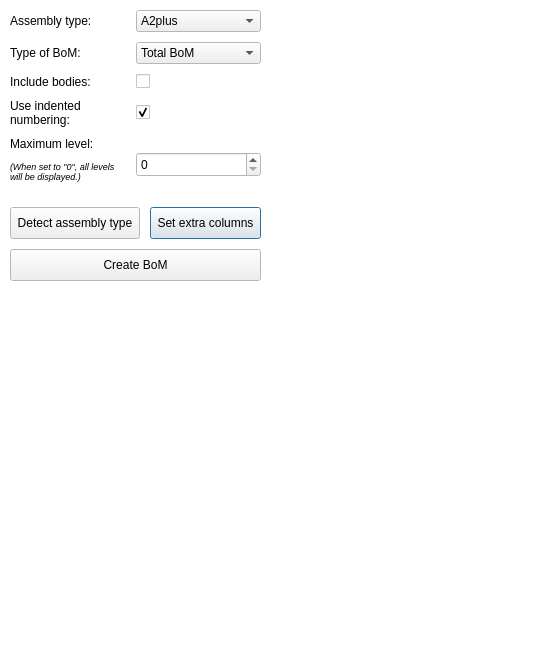
Above: Resources/UI/BoM_Panel.ui from APEbbers/BillOfMaterials-WB before the change. Below: the same form after it.
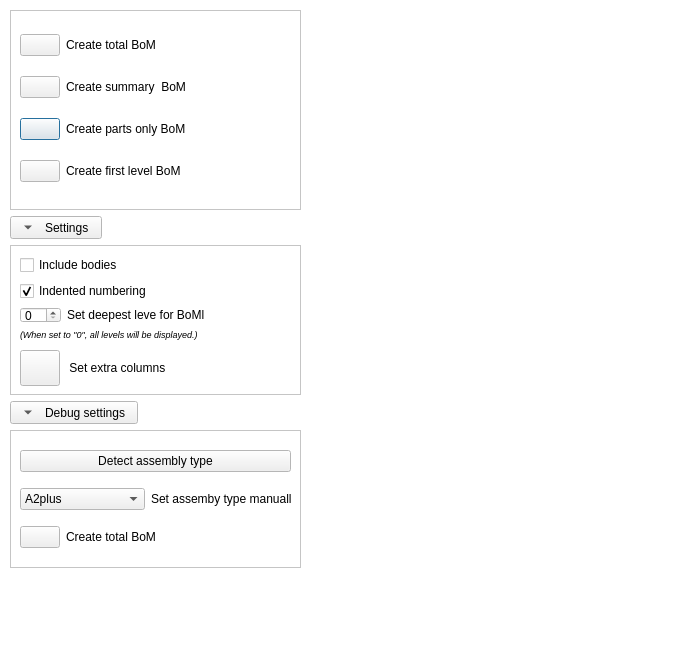
That is the form after the change. Icons and pictures are not drawn.

Commit message: Updated BoM Panel

```diff
--- a/Resources/UI/BoM_Panel.ui
+++ b/Resources/UI/BoM_Panel.ui
@@ -6,8 +6,8 @@
    <rect>
     <x>0</x>
     <y>0</y>
-    <width>533</width>
-    <height>668</height>
+    <width>691</width>
+    <height>669</height>
    </rect>
   </property>
   <property name="sizePolicy">
@@ -95,274 +95,566 @@
   <property name="modal">
    <bool>true</bool>
   </property>
-  <widget class="QFrame" name="frame">
+  <widget class="QWidget" name="">
    <property name="geometry">
     <rect>
-     <x>0</x>
-     <y>0</y>
-     <width>271</width>
-     <height>291</height>
+     <x>10</x>
+     <y>10</y>
+     <width>291</width>
+     <height>651</height>
     </rect>
    </property>
-   <property name="sizePolicy">
-    <sizepolicy hsizetype="MinimumExpanding" vsizetype="MinimumExpanding">
-     <horstretch>0</horstretch>
-     <verstretch>0</verstretch>
-    </sizepolicy>
-   </property>
-   <property name="minimumSize">
-    <size>
-     <width>271</width>
-     <height>291</height>
-    </size>
-   </property>
-   <layout class="QGridLayout" name="gridLayout">
+   <layout class="QVBoxLayout" name="verticalLayout">
     <property name="sizeConstraint">
      <enum>QLayout::SetMinimumSize</enum>
     </property>
-    <property name="leftMargin">
-     <number>10</number>
-    </property>
-    <property name="topMargin">
-     <number>10</number>
-    </property>
-    <property name="rightMargin">
-     <number>10</number>
-    </property>
-    <property name="bottomMargin">
-     <number>10</number>
-    </property>
-    <property name="spacing">
-     <number>10</number>
-    </property>
-    <item row="0" column="0">
-     <widget class="QLabel" name="label_2">
-      <property name="text">
-       <string>Assembly type:</string>
-      </property>
-     </widget>
-    </item>
-    <item row="1" column="0">
-     <widget class="QLabel" name="label">
-      <property name="text">
-       <string>Type of BoM:</string>
-      </property>
-     </widget>
-    </item>
-    <item row="3" column="0">
-     <widget class="QLabel" name="label_4">
-      <property name="text">
-       <string>Use indented numbering:</string>
-      </property>
-      <property name="wordWrap">
-       <bool>true</bool>
-      </property>
-     </widget>
-    </item>
-    <item row="9" column="2">
-     <widget class="QPushButton" name="SetColumns">
+    <item>
+     <widget class="QFrame" name="frame_2">
       <property name="sizePolicy">
-       <sizepolicy hsizetype="Minimum" vsizetype="Preferred">
+       <sizepolicy hsizetype="Preferred" vsizetype="Fixed">
         <horstretch>0</horstretch>
         <verstretch>0</verstretch>
        </sizepolicy>
       </property>
-      <property name="text">
-       <string> Set extra columns </string>
+      <property name="minimumSize">
+       <size>
+        <width>0</width>
+        <height>200</height>
+       </size>
       </property>
-     </widget>
-    </item>
-    <item row="2" column="0">
-     <widget class="QLabel" name="label_3">
-      <property name="enabled">
+      <property name="autoFillBackground">
        <bool>true</bool>
       </property>
-      <property name="text">
-       <string>Include bodies:</string>
+      <property name="frameShape">
+       <enum>QFrame::StyledPanel</enum>
       </property>
-     </widget>
-    </item>
-    <item row="0" column="1" colspan="2">
-     <widget class="QComboBox" name="AssemblyType">
-      <item>
-       <property name="text">
-        <string>A2plus</string>
+      <property name="frameShadow">
+       <enum>QFrame::Sunken</enum>
+      </property>
+      <widget class="QWidget" name="">
+       <property name="geometry">
+        <rect>
+         <x>10</x>
+         <y>10</y>
+         <width>271</width>
+         <height>180</height>
+        </rect>
        </property>
-      </item>
-      <item>
-       <property name="text">
-        <string>Internal assembly</string>
-       </property>
-      </item>
-      <item>
-       <property name="text">
-        <string>Assembly 3</string>
-       </property>
-      </item>
-      <item>
-       <property name="text">
-        <string>Assembly 4</string>
-       </property>
-      </item>
-      <item>
-       <property name="text">
-        <string>App:LinkGroup</string>
-       </property>
-      </item>
-      <item>
-       <property name="text">
-        <string>App:Part</string>
-       </property>
-      </item>
-      <item>
-       <property name="text">
-        <string>MultiBody</string>
-       </property>
-      </item>
-      <item>
-       <property name="text">
-        <string>Arch</string>
-       </property>
-      </item>
+       <layout class="QGridLayout" name="gridLayout_2">
+        <item row="1" column="1">
+         <widget class="QLabel" name="label_4">
+          <property name="text">
+           <string>Create summary  BoM</string>
+          </property>
+         </widget>
+        </item>
+        <item row="2" column="0">
+         <widget class="QPushButton" name="CreatePartsOnly">
+          <property name="sizePolicy">
+           <sizepolicy hsizetype="Fixed" vsizetype="Fixed">
+            <horstretch>0</horstretch>
+            <verstretch>0</verstretch>
+           </sizepolicy>
+          </property>
+          <property name="text">
+           <string/>
+          </property>
+          <property name="icon">
+           <iconset resource="../../Icons.qrc">
+            <normaloff>:/Resources/Icons/Parts.svg</normaloff>:/Resources/Icons/Parts.svg</iconset>
+          </property>
+          <property name="iconSize">
+           <size>
+            <width>32</width>
+            <height>32</height>
+           </size>
+          </property>
+         </widget>
+        </item>
+        <item row="0" column="1">
+         <widget class="QLabel" name="label">
+          <property name="text">
+           <string>Create total BoM</string>
+          </property>
+         </widget>
+        </item>
+        <item row="1" column="0">
+         <widget class="QPushButton" name="CreateSummary">
+          <property name="sizePolicy">
+           <sizepolicy hsizetype="Fixed" vsizetype="Fixed">
+            <horstretch>0</horstretch>
+            <verstretch>0</verstretch>
+           </sizepolicy>
+          </property>
+          <property name="text">
+           <string/>
+          </property>
+          <property name="icon">
+           <iconset resource="../../Icons.qrc">
+            <normaloff>:/Resources/Icons/Summary.svg</normaloff>:/Resources/Icons/Summary.svg</iconset>
+          </property>
+          <property name="iconSize">
+           <size>
+            <width>32</width>
+            <height>32</height>
+           </size>
+          </property>
+         </widget>
+        </item>
+        <item row="2" column="1">
+         <widget class="QLabel" name="label_7">
+          <property name="text">
+           <string>Create parts only BoM</string>
+          </property>
+         </widget>
+        </item>
+        <item row="0" column="0">
+         <widget class="QPushButton" name="CreateTotal">
+          <property name="sizePolicy">
+           <sizepolicy hsizetype="Fixed" vsizetype="Fixed">
+            <horstretch>0</horstretch>
+            <verstretch>0</verstretch>
+           </sizepolicy>
+          </property>
+          <property name="text">
+           <string/>
+          </property>
+          <property name="icon">
+           <iconset resource="../../Icons.qrc">
+            <normaloff>:/Resources/Icons/Total.svg</normaloff>:/Resources/Icons/Total.svg</iconset>
+          </property>
+          <property name="iconSize">
+           <size>
+            <width>32</width>
+            <height>32</height>
+           </size>
+          </property>
+          <property name="checkable">
+           <bool>false</bool>
+          </property>
+         </widget>
+        </item>
+        <item row="3" column="0">
+         <widget class="QPushButton" name="CreateFirstLevel">
+          <property name="text">
+           <string/>
+          </property>
+          <property name="icon">
+           <iconset resource="../../Icons.qrc">
+            <normaloff>:/Resources/Icons/1stLevel.svg</normaloff>:/Resources/Icons/1stLevel.svg</iconset>
+          </property>
+          <property name="iconSize">
+           <size>
+            <width>32</width>
+            <height>32</height>
+           </size>
+          </property>
+         </widget>
+        </item>
+        <item row="3" column="1">
+         <widget class="QLabel" name="label_11">
+          <property name="text">
+           <string>Create first level BoM</string>
+          </property>
+         </widget>
+        </item>
+       </layout>
+      </widget>
      </widget>
     </item>
-    <item row="3" column="1" colspan="2">
-     <widget class="QCheckBox" name="IndentedNumbering">
+    <item>
+     <widget class="QToolButton" name="toolButton">
       <property name="text">
-       <string/>
+       <string>Settings</string>
+      </property>
+      <property name="iconSize">
+       <size>
+        <width>30</width>
+        <height>16</height>
+       </size>
+      </property>
+      <property name="checkable">
+       <bool>true</bool>
       </property>
       <property name="checked">
-       <bool>true</bool>
+       <bool>false</bool>
       </property>
-     </widget>
-    </item>
-    <item row="6" column="0" rowspan="2">
-     <widget class="QLabel" name="label_6">
-      <property name="text">
-       <string>&lt;html&gt;&lt;head/&gt;&lt;body&gt;&lt;p&gt;&lt;span style=&quot; font-size:7pt; font-style:italic;&quot;&gt;(When set to &amp;quot;0&amp;quot;, all levels will be displayed.)&lt;/span&gt;&lt;/p&gt;&lt;/body&gt;&lt;/html&gt;</string>
+      <property name="toolButtonStyle">
+       <enum>Qt::ToolButtonTextBesideIcon</enum>
       </property>
-      <property name="alignment">
-       <set>Qt::AlignLeading|Qt::AlignLeft|Qt::AlignTop</set>
+      <property name="autoRaise">
+       <bool>false</bool>
       </property>
-      <property name="wordWrap">
-       <bool>true</bool>
+      <property name="arrowType">
+       <enum>Qt::DownArrow</enum>
       </property>
      </widget>
     </item>
-    <item row="10" column="0" colspan="3">
-     <widget class="QPushButton" name="CreateBOM">
+    <item>
+     <widget class="QFrame" name="frame">
       <property name="sizePolicy">
-       <sizepolicy hsizetype="Expanding" vsizetype="Expanding">
+       <sizepolicy hsizetype="Preferred" vsizetype="Fixed">
         <horstretch>0</horstretch>
         <verstretch>0</verstretch>
        </sizepolicy>
       </property>
-      <property name="text">
-       <string>Create BoM</string>
+      <property name="minimumSize">
+       <size>
+        <width>0</width>
+        <height>150</height>
+       </size>
       </property>
-     </widget>
-    </item>
-    <item row="4" column="0" rowspan="2">
-     <widget class="QLabel" name="label_5">
-      <property name="sizePolicy">
-       <sizepolicy hsizetype="Preferred" vsizetype="Preferred">
-        <horstretch>0</horstretch>
-        <verstretch>0</verstretch>
-       </sizepolicy>
-      </property>
-      <property name="text">
-       <string>&lt;html&gt;&lt;head/&gt;&lt;body&gt;&lt;p&gt;Maximum level:&lt;/p&gt;&lt;/body&gt;&lt;/html&gt;</string>
-      </property>
-      <property name="wordWrap">
+      <property name="autoFillBackground">
        <bool>true</bool>
       </property>
+      <property name="frameShape">
+       <enum>QFrame::StyledPanel</enum>
+      </property>
+      <widget class="QWidget" name="">
+       <property name="geometry">
+        <rect>
+         <x>10</x>
+         <y>10</y>
+         <width>272</width>
+         <height>131</height>
+        </rect>
+       </property>
+       <layout class="QGridLayout" name="gridLayout_4">
+        <item row="1" column="0">
+         <widget class="QCheckBox" name="IndentedNumbering">
+          <property name="text">
+           <string>Indented numbering</string>
+          </property>
+          <property name="checked">
+           <bool>true</bool>
+          </property>
+         </widget>
+        </item>
+        <item row="0" column="0">
+         <widget class="QCheckBox" name="IncludeBodies">
+          <property name="text">
+           <string>Include bodies</string>
+          </property>
+         </widget>
+        </item>
+        <item row="2" column="0">
+         <layout class="QGridLayout" name="gridLayout">
+          <item row="1" column="0" colspan="3">
+           <widget class="QLabel" name="label_6">
+            <property name="sizePolicy">
+             <sizepolicy hsizetype="Preferred" vsizetype="Preferred">
+              <horstretch>0</horstretch>
+              <verstretch>0</verstretch>
+             </sizepolicy>
+            </property>
+            <property name="minimumSize">
+             <size>
+              <width>200</width>
+              <height>0</height>
+             </size>
+            </property>
+            <property name="text">
+             <string>&lt;html&gt;&lt;head/&gt;&lt;body&gt;&lt;p&gt;&lt;span style=&quot; font-size:7pt; font-style:italic;&quot;&gt;(When set to &amp;quot;0&amp;quot;, all levels will be displayed.)&lt;/span&gt;&lt;/p&gt;&lt;/body&gt;&lt;/html&gt;</string>
+            </property>
+            <property name="alignment">
+             <set>Qt::AlignLeading|Qt::AlignLeft|Qt::AlignTop</set>
+            </property>
+            <property name="wordWrap">
+             <bool>true</bool>
+            </property>
+           </widget>
+          </item>
+          <item row="0" column="0">
+           <widget class="QSpinBox" name="MaxLevel">
+            <property name="sizePolicy">
+             <sizepolicy hsizetype="Fixed" vsizetype="Ignored">
+              <horstretch>0</horstretch>
+              <verstretch>0</verstretch>
+             </sizepolicy>
+            </property>
+            <property name="minimumSize">
+             <size>
+              <width>0</width>
+              <height>0</height>
+             </size>
+            </property>
+            <property name="maximumSize">
+             <size>
+              <width>16777215</width>
+              <height>25</height>
+             </size>
+            </property>
+            <property name="baseSize">
+             <size>
+              <width>0</width>
+              <height>0</height>
+             </size>
+            </property>
+            <property name="toolTip">
+             <string>&lt;html&gt;&lt;head/&gt;&lt;body&gt;&lt;p&gt;When set to &amp;quot;0&amp;quot;, all levels will be displayed.&lt;/p&gt;&lt;/body&gt;&lt;/html&gt;</string>
+            </property>
+            <property name="suffix">
+             <string/>
+            </property>
+            <property name="minimum">
+             <number>0</number>
+            </property>
+            <property name="value">
+             <number>0</number>
+            </property>
+           </widget>
+          </item>
+          <item row="0" column="1" colspan="2">
+           <widget class="QLabel" name="label_12">
+            <property name="text">
+             <string>Set deepest leve for BoMl</string>
+            </property>
+           </widget>
+          </item>
+         </layout>
+        </item>
+        <item row="3" column="0">
+         <layout class="QGridLayout" name="gridLayout_3">
+          <item row="0" column="0">
+           <widget class="QPushButton" name="SetColumns">
+            <property name="sizePolicy">
+             <sizepolicy hsizetype="Fixed" vsizetype="Preferred">
+              <horstretch>0</horstretch>
+              <verstretch>0</verstretch>
+             </sizepolicy>
+            </property>
+            <property name="text">
+             <string/>
+            </property>
+            <property name="icon">
+             <iconset resource="../../Icons.qrc">
+              <normaloff>:/Resources/Icons/SetColumns.svg</normaloff>:/Resources/Icons/SetColumns.svg</iconset>
+            </property>
+            <property name="iconSize">
+             <size>
+              <width>32</width>
+              <height>32</height>
+             </size>
+            </property>
+           </widget>
+          </item>
+          <item row="0" column="1">
+           <widget class="QLabel" name="label_3">
+            <property name="text">
+             <string> Set extra columns </string>
+            </property>
+           </widget>
+          </item>
+         </layout>
+        </item>
+       </layout>
+      </widget>
      </widget>
     </item>
-    <item row="4" column="1" rowspan="4" colspan="2">
-     <widget class="QSpinBox" name="MaxLevel">
-      <property name="sizePolicy">
-       <sizepolicy hsizetype="Minimum" vsizetype="Ignored">
-        <horstretch>0</horstretch>
-        <verstretch>0</verstretch>
-       </sizepolicy>
+    <item>
+     <widget class="QToolButton" name="toolButton_2">
+      <property name="text">
+       <string>Debug settings</string>
       </property>
-      <property name="minimumSize">
+      <property name="iconSize">
        <size>
-        <width>0</width>
-        <height>0</height>
+        <width>30</width>
+        <height>16</height>
        </size>
       </property>
-      <property name="maximumSize">
-       <size>
-        <width>16777215</width>
-        <height>25</height>
-       </size>
+      <property name="checkable">
+       <bool>true</bool>
       </property>
-      <property name="baseSize">
-       <size>
-        <width>0</width>
-        <height>0</height>
-       </size>
+      <property name="toolButtonStyle">
+       <enum>Qt::ToolButtonTextBesideIcon</enum>
       </property>
-      <property name="toolTip">
-       <string>&lt;html&gt;&lt;head/&gt;&lt;body&gt;&lt;p&gt;When set to &amp;quot;0&amp;quot;, all levels will be displayed.&lt;/p&gt;&lt;/body&gt;&lt;/html&gt;</string>
+      <property name="autoRaise">
+       <bool>false</bool>
       </property>
-      <property name="minimum">
-       <number>0</number>
+      <property name="arrowType">
+       <enum>Qt::DownArrow</enum>
       </property>
-      <property name="value">
-       <number>0</number>
-      </property>
      </widget>
     </item>
-    <item row="9" column="0" colspan="2">
-     <widget class="QPushButton" name="DetectAssemblyType">
+    <item>
+     <widget class="QFrame" name="frame_3">
       <property name="sizePolicy">
-       <sizepolicy hsizetype="Minimum" vsizetype="Expanding">
+       <sizepolicy hsizetype="Preferred" vsizetype="Fixed">
         <horstretch>0</horstretch>
         <verstretch>0</verstretch>
        </sizepolicy>
       </property>
-      <property name="text">
-       <string> Detect assembly type </string>
+      <property name="minimumSize">
+       <size>
+        <width>0</width>
+        <height>138</height>
+       </size>
       </property>
-     </widget>
-    </item>
-    <item row="1" column="1" colspan="2">
-     <widget class="QComboBox" name="BoMType">
-      <item>
-       <property name="text">
-        <string>Total BoM</string>
+      <property name="frameShape">
+       <enum>QFrame::StyledPanel</enum>
+      </property>
+      <property name="frameShadow">
+       <enum>QFrame::Sunken</enum>
+      </property>
+      <widget class="QWidget" name="">
+       <property name="geometry">
+        <rect>
+         <x>10</x>
+         <y>10</y>
+         <width>271</width>
+         <height>118</height>
+        </rect>
        </property>
-      </item>
-      <item>
-       <property name="text">
-        <string>Parts only BoM</string>
-       </property>
-      </item>
-      <item>
-       <property name="text">
-        <string>Summary BoM</string>
-       </property>
-      </item>
+       <layout class="QGridLayout" name="gridLayout_8">
+        <item row="1" column="0">
+         <widget class="QComboBox" name="AssemblyType">
+          <property name="sizeAdjustPolicy">
+           <enum>QComboBox::AdjustToContents</enum>
+          </property>
+          <item>
+           <property name="text">
+            <string>A2plus</string>
+           </property>
+           <property name="icon">
+            <iconset resource="../../Icons.qrc">
+             <normaloff>:/Resources/Icons/A2p_workbench.svg</normaloff>:/Resources/Icons/A2p_workbench.svg</iconset>
+           </property>
+          </item>
+          <item>
+           <property name="text">
+            <string>Internal assembly</string>
+           </property>
+           <property name="icon">
+            <iconset resource="../../Icons.qrc">
+             <normaloff>:/Resources/Icons/Assembly4_workbench_icon.svg</normaloff>:/Resources/Icons/Assembly4_workbench_icon.svg</iconset>
+           </property>
+          </item>
+          <item>
+           <property name="text">
+            <string>Assembly 3</string>
+           </property>
+           <property name="icon">
+            <iconset resource="../../Icons.qrc">
+             <normaloff>:/Resources/Icons/Assembly3_workbench_icon.svg</normaloff>:/Resources/Icons/Assembly3_workbench_icon.svg</iconset>
+           </property>
+          </item>
+          <item>
+           <property name="text">
+            <string>Assembly 4</string>
+           </property>
+           <property name="icon">
+            <iconset resource="../../Icons.qrc">
+             <normaloff>:/Resources/Icons/Assembly4_workbench_icon.svg</normaloff>:/Resources/Icons/Assembly4_workbench_icon.svg</iconset>
+           </property>
+          </item>
+          <item>
+           <property name="text">
+            <string>App:LinkGroup</string>
+           </property>
+           <property name="icon">
+            <iconset resource="../../Icons.qrc">
+             <normaloff>:/Resources/Icons/Link.svg</normaloff>:/Resources/Icons/Link.svg</iconset>
+           </property>
+          </item>
+          <item>
+           <property name="text">
+            <string>App:Part</string>
+           </property>
+           <property name="icon">
+            <iconset resource="../../Icons.qrc">
+             <normaloff>:/Resources/Icons/Geofeaturegroup.svg</normaloff>:/Resources/Icons/Geofeaturegroup.svg</iconset>
+           </property>
+          </item>
+          <item>
+           <property name="text">
+            <string>MultiBody</string>
+           </property>
+           <property name="icon">
+            <iconset resource="../../Icons.qrc">
+             <normaloff>:/Resources/Icons/Part_Transformed.svg</normaloff>:/Resources/Icons/Part_Transformed.svg</iconset>
+           </property>
+          </item>
+          <item>
+           <property name="text">
+            <string>Arch</string>
+           </property>
+           <property name="icon">
+            <iconset resource="../../Icons.qrc">
+             <normaloff>:/Resources/Icons/ArchWorkbench.svg</normaloff>:/Resources/Icons/ArchWorkbench.svg</iconset>
+           </property>
+          </item>
+         </widget>
+        </item>
+        <item row="0" column="0" colspan="2">
+         <widget class="QPushButton" name="DetectAssemblyType">
+          <property name="sizePolicy">
+           <sizepolicy hsizetype="Minimum" vsizetype="Fixed">
+            <horstretch>0</horstretch>
+            <verstretch>0</verstretch>
+           </sizepolicy>
+          </property>
+          <property name="text">
+           <string> Detect assembly type </string>
+          </property>
+         </widget>
+        </item>
+        <item row="1" column="1">
+         <widget class="QLabel" name="label_2">
+          <property name="text">
+           <string>Set assemby type manually</string>
+          </property>
+         </widget>
+        </item>
+        <item row="2" column="0" colspan="2">
+         <layout class="QGridLayout" name="gridLayout_9">
+          <item row="0" column="0">
+           <widget class="QPushButton" name="CreateRaw">
+            <property name="sizePolicy">
+             <sizepolicy hsizetype="Fixed" vsizetype="Fixed">
+              <horstretch>0</horstretch>
+              <verstretch>0</verstretch>
+             </sizepolicy>
+            </property>
+            <property name="text">
+             <string/>
+            </property>
+            <property name="icon">
+             <iconset resource="../../Icons.qrc">
+              <normaloff>:/Resources/Icons/Raw.svg</normaloff>:/Resources/Icons/Raw.svg</iconset>
+            </property>
+            <property name="iconSize">
+             <size>
+              <width>32</width>
+              <height>32</height>
+             </size>
+            </property>
+            <property name="checkable">
+             <bool>false</bool>
+            </property>
+           </widget>
+          </item>
+          <item row="0" column="1">
+           <widget class="QLabel" name="label_5">
+            <property name="text">
+             <string>Create total BoM</string>
+            </property>
+           </widget>
+          </item>
+         </layout>
+        </item>
+       </layout>
+      </widget>
      </widget>
     </item>
-    <item row="2" column="1" colspan="2">
-     <widget class="QCheckBox" name="IncludeBodies">
-      <property name="text">
-       <string/>
-      </property>
-     </widget>
-    </item>
-    <item row="8" column="0" colspan="3">
-     <spacer name="horizontalSpacer">
+    <item>
+     <spacer name="verticalSpacer">
       <property name="orientation">
-       <enum>Qt::Horizontal</enum>
+       <enum>Qt::Vertical</enum>
       </property>
       <property name="sizeHint" stdset="0">
        <size>
-        <width>40</width>
-        <height>5</height>
+        <width>20</width>
+        <height>40</height>
        </size>
       </property>
      </spacer>
```
Left out of the diff: 54 changed lines with no effect on the pictures. The commit also changes 6 other files.
